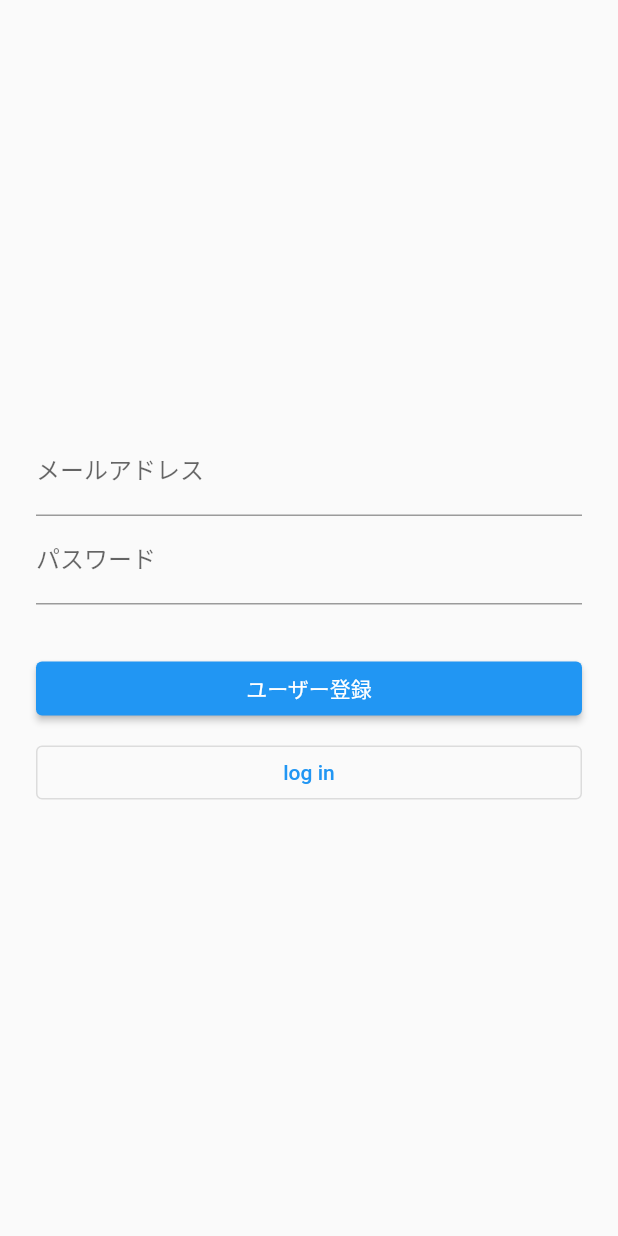
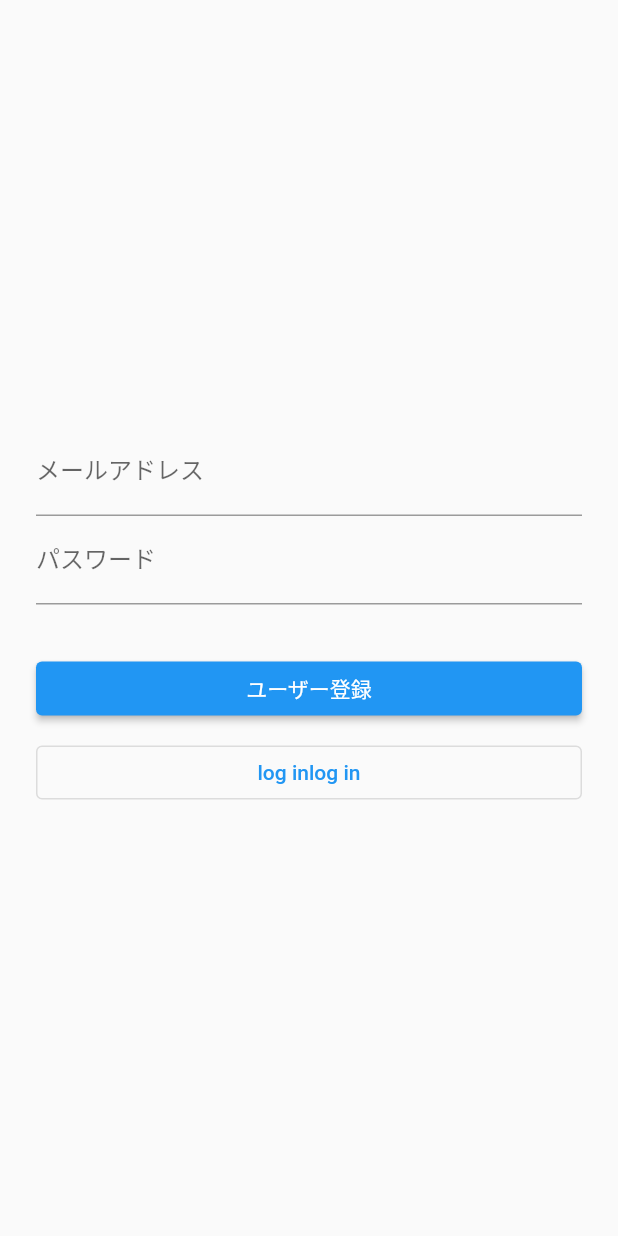
Before and after one commit to nyacoEngineer/flutter_app, a Flutter app: the screen it shows after launch, on a phone screen of 412 x 824 dp. Run offline on Flutter 3.47's test engine with Material 2 defaults, Android fonts, the phone set to English and light mode, and no system bars; our stand-ins replace cloud_firestore, firebase_auth, firebase_core; accounts and stored records are empty.

Commit message:
change test2

```diff
--- a/lib/main.dart
+++ b/lib/main.dart
@@ -113,7 +113,7 @@ class _LoginPageState extends State<LoginPage> {
                 width: double.infinity,
                 // ログイン登録ボタン
                 child: OutlinedButton(
-                  child: Text('log in'),
+                  child: Text('log inlog in'),
                   onPressed: () async {
                     try {
                       // メール/パスワードでログイン
```
